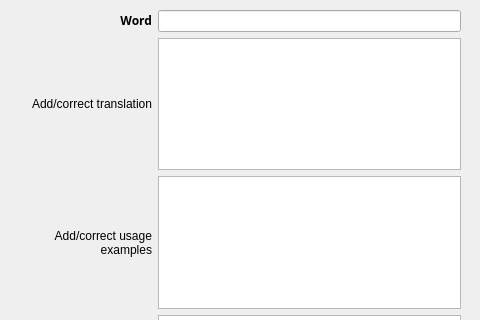
Qt form gui/suggeriment.ui (cpina/qdacco) before a commit; both pictures show x 0 to 480 and y 0 to 320 of the 480 by 500 pixel window.
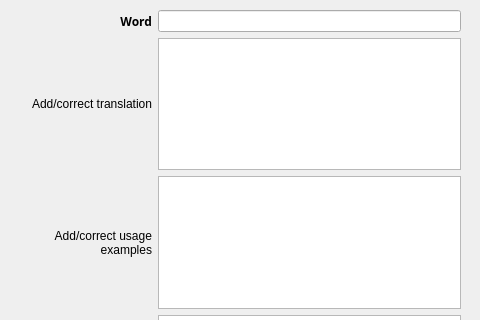
The same form after that commit. Icons and pictures are not drawn.

Commit message:
suggeriment.ui: "Word" label is justified using the UI file instead of an HTML aligment. Helps in the translation.
Also updates the translation.

Patch:
```diff
--- a/gui/suggeriment.ui
+++ b/gui/suggeriment.ui
@@ -9,10 +9,8 @@
     <height>500</height>
    </rect>
   </property>
-  <property name="sizePolicy" >
-   <sizepolicy>
-    <hsizetype>0</hsizetype>
-    <vsizetype>0</vsizetype>
+  <property name="sizePolicy">
+   <sizepolicy hsizetype="Fixed" vsizetype="Fixed">
     <horstretch>0</horstretch>
     <verstretch>0</verstretch>
    </sizepolicy>
@@ -89,8 +87,11 @@
         <strikeout>false</strikeout>
        </font>
       </property>
-      <property name="text" >
-       <string>&lt;p align="right">Word&lt;/p></string>
+      <property name="text">
+       <string>Word</string>
+      </property>
+      <property name="alignment">
+       <set>Qt::AlignRight|Qt::AlignTrailing|Qt::AlignVCenter</set>
       </property>
      </widget>
     </item>
@@ -235,7 +236,7 @@
    </layout>
   </widget>
  </widget>
- <layoutdefault spacing="6" margin="11" />
+ <layoutdefault spacing="6" margin="11"/>
  <resources>
   <include location="icons.qrc" />
  </resources>
```
Left out of the diff: 148 changed lines with no effect on the pictures. The commit also changes 1 other file.
